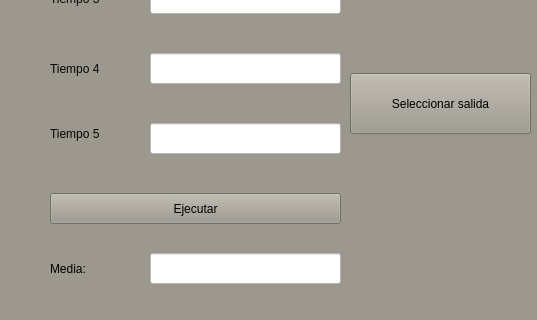
The window that Practica3ArCoV2/quicksort.ui (apereg/Practica3ArCo) describes before a commit, drawn with Qt 5; both pictures show x 0 to 537 and y 277 to 597 of the 537 by 597 pixel window.
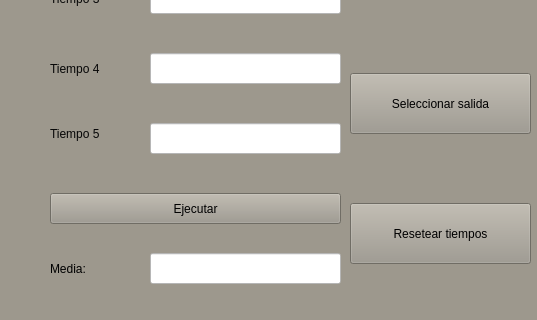
The same window after the commit.

What changed in the file:
```diff
--- a/Practica3ArCoV2/quicksort.ui
+++ b/Practica3ArCoV2/quicksort.ui
@@ -368,6 +368,22 @@
     <string>Seleccionar salida</string>
    </property>
   </widget>
+  <widget class="QPushButton" name="resetear">
+   <property name="geometry">
+    <rect>
+     <x>350</x>
+     <y>480</y>
+     <width>181</width>
+     <height>61</height>
+    </rect>
+   </property>
+   <property name="styleSheet">
+    <string notr="true">font: 75 12pt &quot;Palatino Linotype&quot;;</string>
+   </property>
+   <property name="text">
+    <string>Resetear tiempos</string>
+   </property>
+  </widget>
  </widget>
  <resources/>
  <connections/>
```
Left out of the diff: 2 changed lines with no effect on the pictures.
